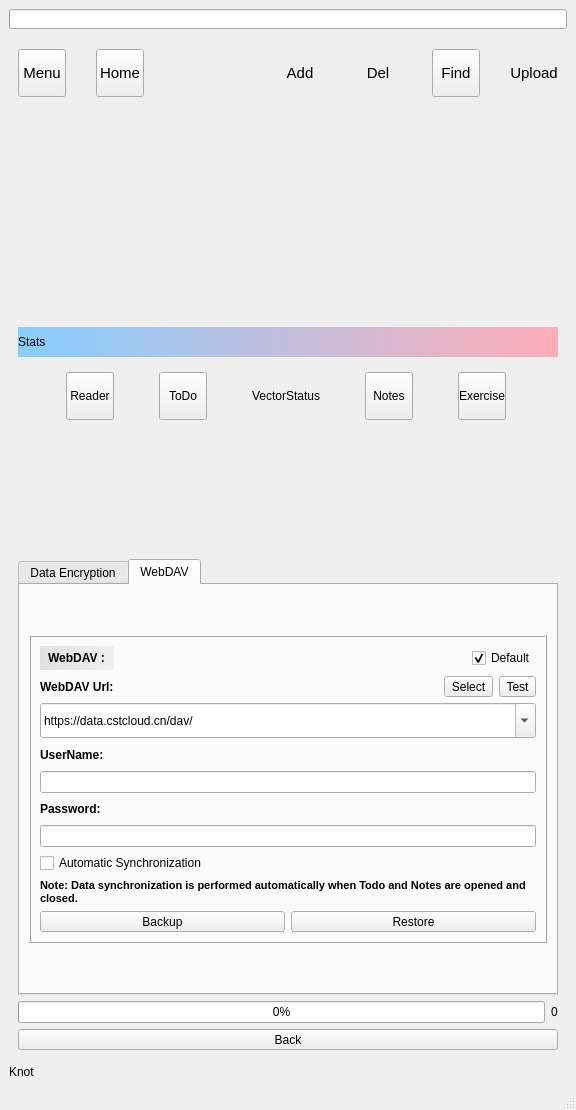
Old version of the form src/MainWindow.ui in the repository ic005k/Knot.
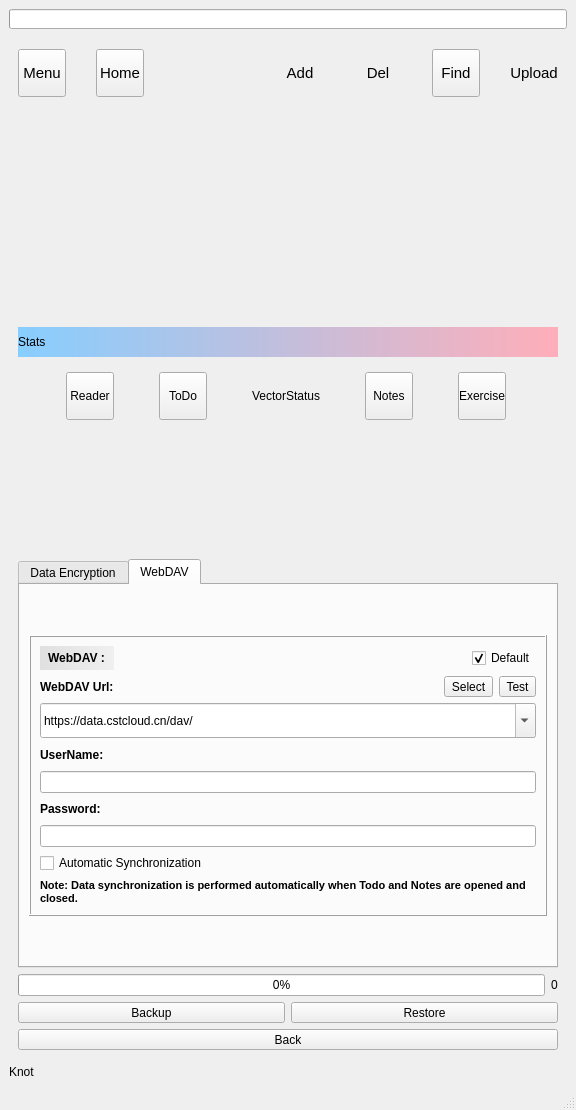
New version of the form. Icons and pictures are not drawn.

Commit message: Refactored the local backup file list.

What changed in the file:
```diff
--- a/src/MainWindow.ui
+++ b/src/MainWindow.ui
@@ -1162,36 +1162,6 @@
                 </property>
                </widget>
               </item>
-              <item>
-               <layout class="QHBoxLayout" name="horizontalLayout_71">
-                <item>
-                 <widget class="QToolButton" name="btnWebDAVBackup">
-                  <property name="sizePolicy">
-                   <sizepolicy hsizetype="Preferred" vsizetype="Fixed">
-                    <horstretch>0</horstretch>
-                    <verstretch>0</verstretch>
-                   </sizepolicy>
-                  </property>
-                  <property name="text">
-                   <string>Backup</string>
-                  </property>
-                 </widget>
-                </item>
-                <item>
-                 <widget class="QToolButton" name="btnWebDAVRestore">
-                  <property name="sizePolicy">
-                   <sizepolicy hsizetype="Preferred" vsizetype="Fixed">
-                    <horstretch>0</horstretch>
-                    <verstretch>0</verstretch>
-                   </sizepolicy>
-                  </property>
-                  <property name="text">
-                   <string>Restore</string>
-                  </property>
-                 </widget>
-                </item>
-               </layout>
-              </item>
              </layout>
             </widget>
            </item>
@@ -1238,6 +1208,36 @@
          </item>
         </layout>
        </item>
+       <item>
+        <layout class="QHBoxLayout" name="horizontalLayout_71">
+         <item>
+          <widget class="QToolButton" name="btnWebDAVBackup">
+           <property name="sizePolicy">
+            <sizepolicy hsizetype="Preferred" vsizetype="Fixed">
+             <horstretch>0</horstretch>
+             <verstretch>0</verstretch>
+            </sizepolicy>
+           </property>
+           <property name="text">
+            <string>Backup</string>
+           </property>
+          </widget>
+         </item>
+         <item>
+          <widget class="QToolButton" name="btnWebDAVRestore">
+           <property name="sizePolicy">
+            <sizepolicy hsizetype="Preferred" vsizetype="Fixed">
+             <horstretch>0</horstretch>
+             <verstretch>0</verstretch>
+            </sizepolicy>
+           </property>
+           <property name="text">
+            <string>Restore</string>
+           </property>
+          </widget>
+         </item>
+        </layout>
+       </item>
        <item>
         <widget class="QToolButton" name="btnBack_One">
          <property name="sizePolicy">
```
The commit also changes 12 other files.
